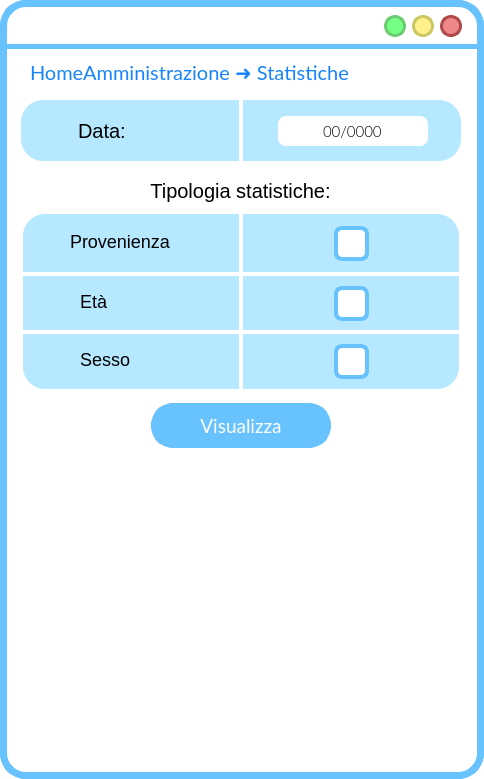
First picture: the form in frontend/ui/VistaStatistiche.ui, repository MrPio/MuseoOmero, before the edit.
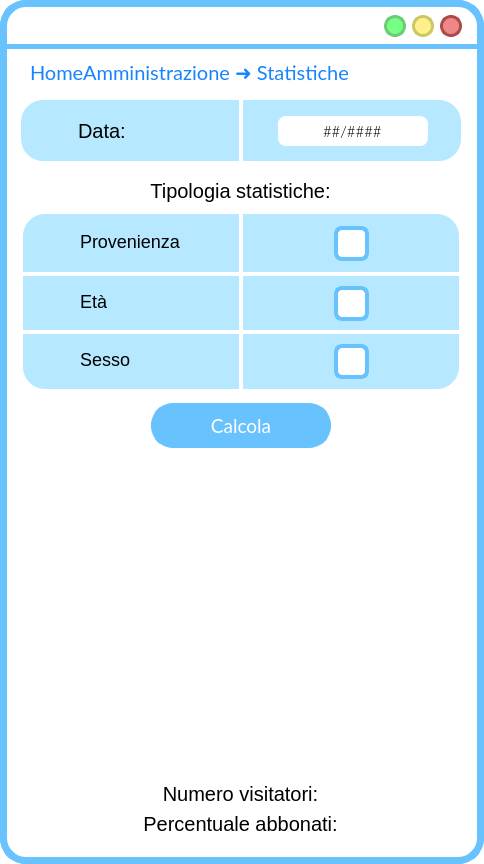
Second picture: the form after the edit. Icons and pictures are not drawn.

Commit message: Statistiche completate

```diff
--- a/frontend/ui/VistaStatistiche.ui
+++ b/frontend/ui/VistaStatistiche.ui
@@ -7,7 +7,7 @@
     <x>0</x>
     <y>0</y>
     <width>484</width>
-    <height>779</height>
+    <height>864</height>
    </rect>
   </property>
   <property name="windowTitle">
@@ -459,7 +459,7 @@
    <widget class="QLabel" name="label_14">
     <property name="geometry">
      <rect>
-      <x>70</x>
+      <x>80</x>
       <y>226</y>
       <width>151</width>
       <height>31</height>
@@ -609,7 +609,7 @@
 </string>
     </property>
     <property name="text">
-     <string>Visualizza</string>
+     <string>Calcola</string>
     </property>
    </widget>
    <widget class="QLabel" name="label_13">
@@ -693,8 +693,8 @@
    <widget class="QLabel" name="rightArrowIcon">
     <property name="geometry">
      <rect>
-      <x>421</x>
-      <y>580</y>
+      <x>410</x>
+      <y>600</y>
       <width>64</width>
       <height>64</height>
      </rect>
@@ -759,14 +759,15 @@
    <widget class="QFrame" name="visualizzaStatisticheFrame">
     <property name="geometry">
      <rect>
-      <x>62</x>
-      <y>460</y>
-      <width>360</width>
-      <height>300</height>
+      <x>30</x>
+      <y>470</y>
+      <width>420</width>
+      <height>321</height>
      </rect>
     </property>
     <property name="styleSheet">
-     <string notr="true">border-width: 0px;</string>
+     <string notr="true">border-width: 0px;
+background-color: rgba(255, 255, 255,0);</string>
     </property>
     <property name="frameShape">
      <enum>QFrame::StyledPanel</enum>
@@ -886,7 +887,7 @@
 }</string>
     </property>
     <property name="inputMask">
-     <string>00/0000;0</string>
+     <string>00/0000;#</string>
     </property>
     <property name="text">
      <string>/</string>
@@ -987,8 +988,8 @@
    <widget class="QLabel" name="leftArrowIcon">
     <property name="geometry">
      <rect>
-      <x>0</x>
-      <y>580</y>
+      <x>10</x>
+      <y>600</y>
       <width>64</width>
       <height>64</height>
      </rect>
@@ -1078,6 +1079,50 @@
      <bool>true</bool>
     </property>
    </widget>
+   <widget class="QLabel" name="numeroVisitatoriLabel">
+    <property name="geometry">
+     <rect>
+      <x>10</x>
+      <y>773</y>
+      <width>461</width>
+      <height>41</height>
+     </rect>
+    </property>
+    <property name="styleSheet">
+     <string notr="true">font-size: 20px;
+text-align: left;
+background-color: rgba(255, 255, 255,0);
+</string>
+    </property>
+    <property name="text">
+     <string>Numero visitatori:</string>
+    </property>
+    <property name="alignment">
+     <set>Qt::AlignCenter</set>
+    </property>
+   </widget>
+   <widget class="QLabel" name="percentualeAbbonatiLabel">
+    <property name="geometry">
+     <rect>
+      <x>10</x>
+      <y>803</y>
+      <width>461</width>
+      <height>41</height>
+     </rect>
+    </property>
+    <property name="styleSheet">
+     <string notr="true">font-size: 20px;
+text-align: left;
+background-color: rgba(255, 255, 255,0);
+</string>
+    </property>
+    <property name="text">
+     <string>Percentuale abbonati:</string>
+    </property>
+    <property name="alignment">
+     <set>Qt::AlignCenter</set>
+    </property>
+   </widget>
    <zorder>label_12</zorder>
    <zorder>pushButton_3</zorder>
    <zorder>pushButton_2</zorder>
```
Left out of the diff: 6 changed lines with no effect on the pictures. The commit also changes 89 other files.
